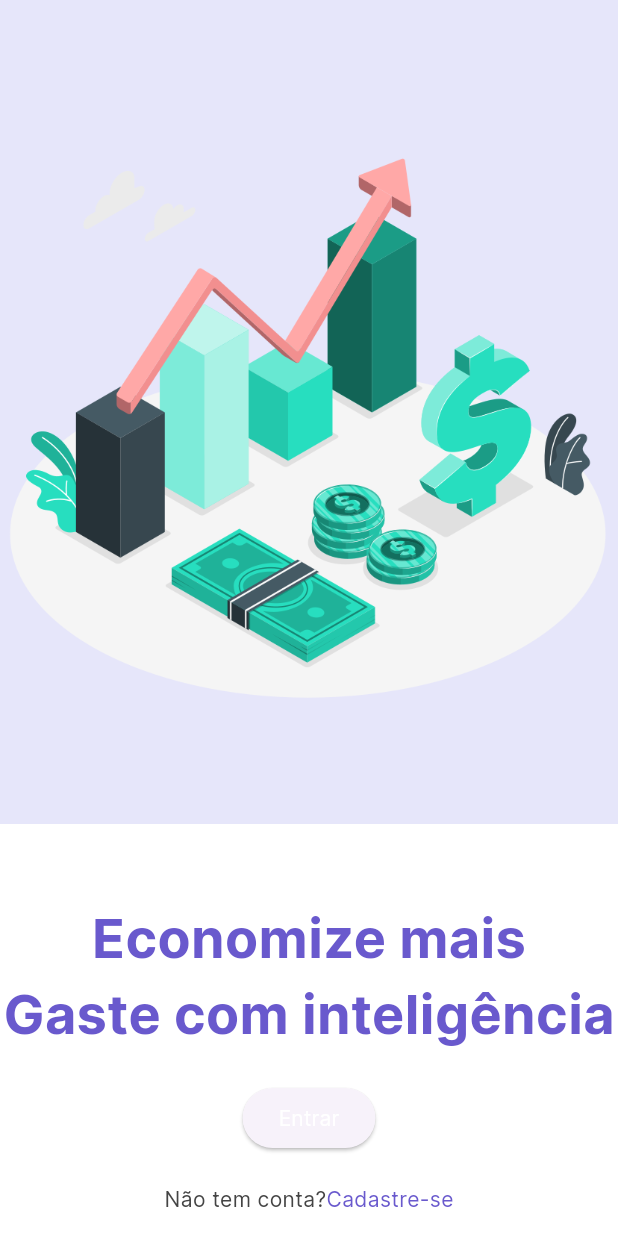
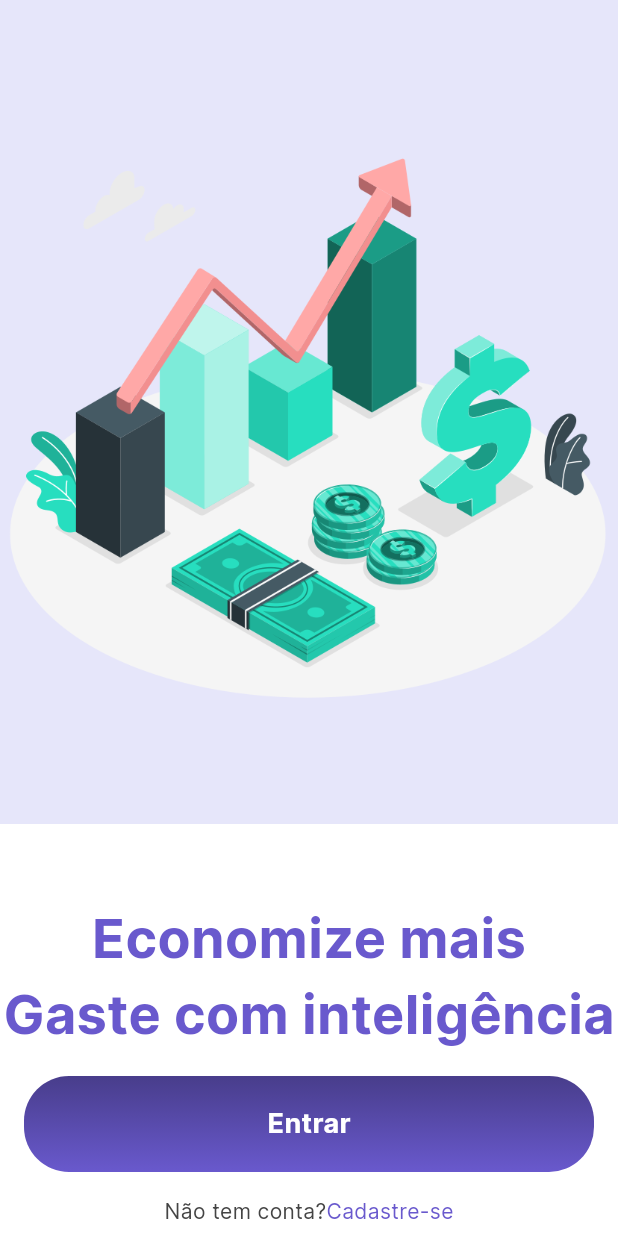
Before and after one commit to howtrojan/financas, a Flutter app: the screen it shows after launch, on a phone screen of 412 x 824 dp. Run offline on Flutter 3.47's test engine with Material 3 defaults, Android fonts, the light colour scheme and no system bars.

Commit message:
criacao de botao e separacoa de widget

```diff
--- a/lib/common/constants/app_text_styles.dart
+++ b/lib/common/constants/app_text_styles.dart
@@ -9,4 +9,6 @@ class AppTextStyles {
       fontFamily: 'Inter', fontSize: 36.0, fontWeight: FontWeight.w700);
   static const TextStyle smallText = TextStyle(
       fontFamily: 'Inter', fontSize: 14.0, fontWeight: FontWeight.w500);
+  static const TextStyle buttonText = TextStyle(
+      fontFamily: 'Inter', fontSize: 18.0, fontWeight: FontWeight.w600);
 }
--- a/lib/features/onboarding/onboarding_page.dart
+++ b/lib/features/onboarding/onboarding_page.dart
@@ -1,7 +1,7 @@
 import 'package:financas/common/constants/app_colors.dart';
 import 'package:financas/common/constants/app_text_styles.dart';
+import 'package:financas/widgets/primary_button.dart';
 import 'package:flutter/material.dart';
-import 'package:flutter/widgets.dart';
 
 class OnboardingPage extends StatelessWidget {
   const OnboardingPage({super.key});
@@ -35,18 +35,12 @@ class OnboardingPage extends StatelessWidget {
                 Text('Gaste com inteligência',
                     style: AppTextStyles.mediumText
                         .copyWith(color: AppColors.greenLightTwo)),
-                const SizedBox(
-                  height: 20.0,
-                ),
-                ElevatedButton(
+                Padding(
+                  padding: const EdgeInsets.all(16.0),
+                  child: PrimaryButton(
+                    text: 'Entrar',
                     onPressed: () {},
-                    child: Text(
-                      'Entrar',
-                      style: AppTextStyles.smallText
-                          .copyWith(color: AppColors.white),
-                    )),
-                const SizedBox(
-                  height: 20.0,
+                  ),
                 ),
                 Row(
                   mainAxisAlignment: MainAxisAlignment.center,
--- /dev/null
+++ b/lib/widgets/primary_button.dart
@@ -0,0 +1,41 @@
+import 'package:financas/common/constants/app_colors.dart';
+import 'package:financas/common/constants/app_text_styles.dart';
+import 'package:flutter/material.dart';
+
+class PrimaryButton extends StatelessWidget {
+  final VoidCallback? onPressed;
+  final String text;
+
+  const PrimaryButton({
+    super.key,
+    this.onPressed,
+    required this.text,
+  });
+
+  @override
+  Widget build(BuildContext context) {
+    return Material(
+      borderRadius: const BorderRadius.all(Radius.circular(30)),
+      child: Ink(
+        decoration: const BoxDecoration(
+            borderRadius: BorderRadius.all(Radius.circular(30)),
+            gradient: LinearGradient(colors: [
+              AppColors.greenLightOne,
+              AppColors.greenLightTwo,
+            ], begin: Alignment.topCenter, end: Alignment.bottomCenter)),
+        child: InkWell(
+          borderRadius: const BorderRadius.all(Radius.circular(30)),
+          onTap: onPressed,
+          child: Container(
+            alignment: Alignment.center,
+            height: 64,
+            child: Text(
+              text,
+              style: AppTextStyles.buttonText.copyWith(color: AppColors.white),
+            ),
+          ),
+        ),
+      ),
+    );
+  }
+}
```
